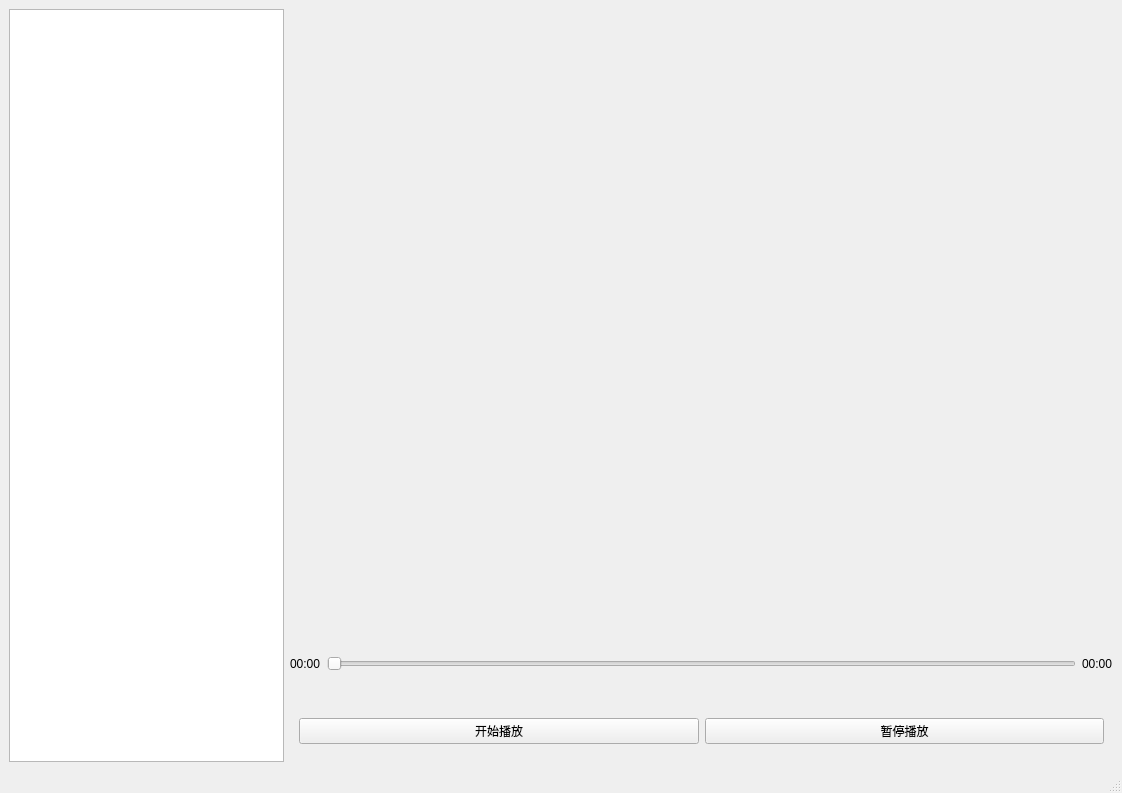
Before: the Qt Designer form src/ui/mainwindow.ui in xyhez/TinyVideoProcessor, drawn with Qt 5.
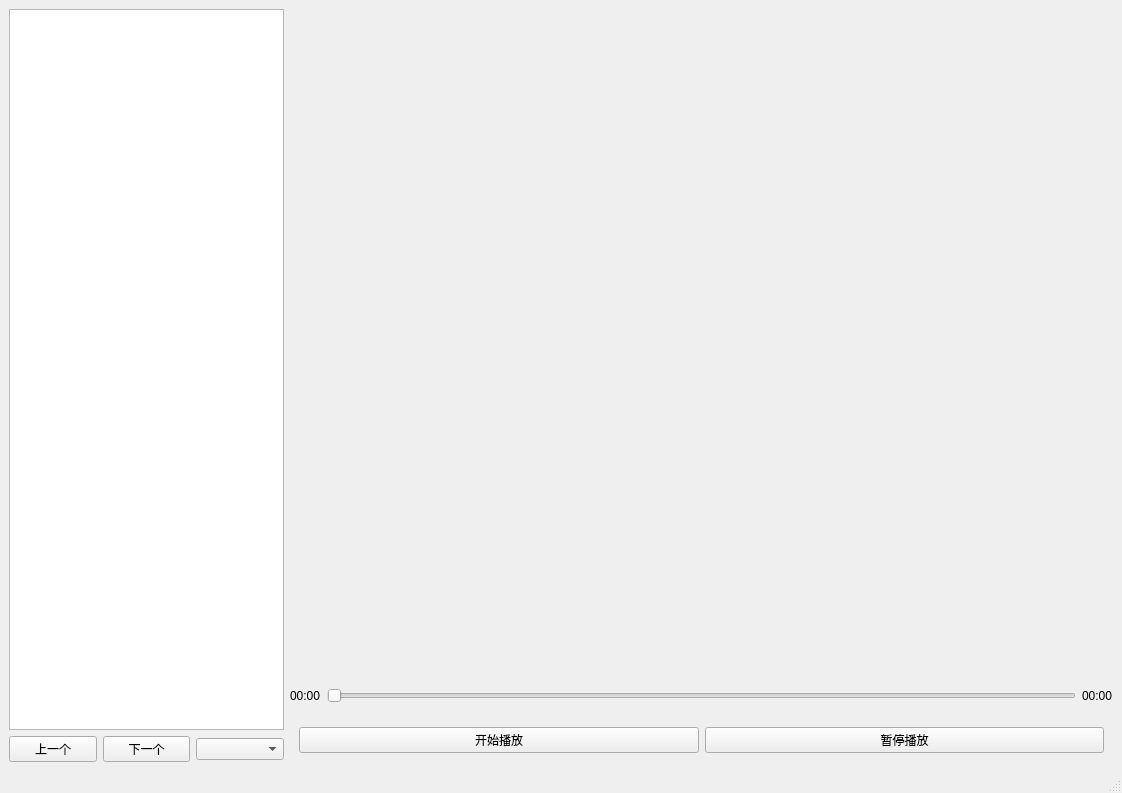
After: the same form once the commit is applied.

Commit message:
feat: 接入播放列表上一项和下一项切换
- 将播放列表操作按钮命名为 pushButton_prev 和 pushButton_next
- 在 MainWindow 中新增 PlayPrevious 与 PlayNext 播放控制入口
- 通过 PlaylistManager 的 MovePrevious/MoveNext 维护当前列表索引
- 切换媒体时继续使用 IMediaSource + MediaPlayController::SwitchSource 流程
- 增加 Ctrl+Left 和 Ctrl+Right 快捷键支持上一项/下一项
- 列表为空时禁用上一项和下一项按钮
- 切换失败时恢复原播放列表索引，避免 UI 选中项与实际播放源不一致

Patch:
```diff
--- a/src/ui/mainwindow.ui
+++ b/src/ui/mainwindow.ui
@@ -14,12 +14,37 @@
    <string>MainWindow</string>
   </property>
   <widget class="QWidget" name="centralwidget">
-   <layout class="QHBoxLayout" name="horizontalLayout_3" stretch="1,3">
+   <layout class="QHBoxLayout" name="horizontalLayout_4" stretch="1,3">
     <item>
-     <widget class="QListWidget" name="listWidget_files"/>
+     <layout class="QVBoxLayout" name="verticalLayout_2">
+      <item>
+       <widget class="QListWidget" name="listWidget_files"/>
+      </item>
+      <item>
+       <layout class="QHBoxLayout" name="horizontalLayout_3">
+        <item>
+         <widget class="QPushButton" name="pushButton_prev">
+          <property name="text">
+           <string>上一个</string>
+          </property>
+         </widget>
+        </item>
+        <item>
+         <widget class="QPushButton" name="pushButton_next">
+          <property name="text">
+           <string>下一个</string>
+          </property>
+         </widget>
+        </item>
+        <item>
+         <widget class="QComboBox" name="comboBox"/>
+        </item>
+       </layout>
+      </item>
+     </layout>
     </item>
     <item>
-     <layout class="QVBoxLayout" name="verticalLayout" stretch="10,1,1">
+     <layout class="QVBoxLayout" name="verticalLayout" stretch="20,1,1">
       <item>
        <widget class="QWidget" name="video_widget" native="true"/>
       </item>
```
The commit also changes 2 other files.
